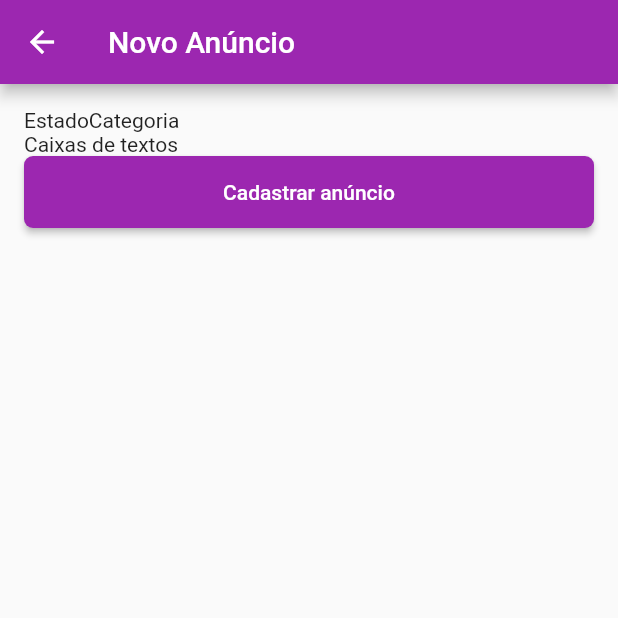
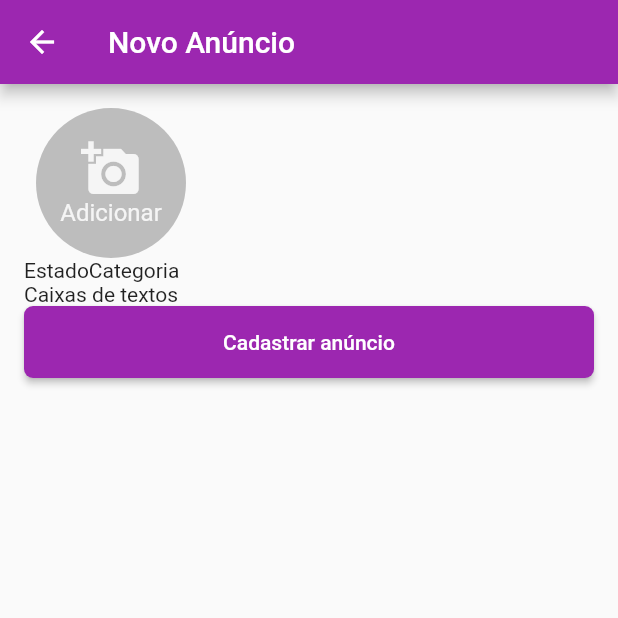
Before and after one commit to SandroRF1973/olx, a Flutter app: the NovoAnuncio screen opened by its route, on a phone screen of 412 x 824 dp, the top half of it. Run offline on Flutter 3.47's test engine with Material 2 defaults, Android fonts, the phone set to English and light mode, and no system bars; our stand-ins replace firebase_auth, firebase_core; accounts and stored records are empty.

Commit message:
Aula - 268

```diff
--- a/lib/views/novo_anuncio.dart
+++ b/lib/views/novo_anuncio.dart
@@ -12,6 +12,8 @@ class NovoAnuncio extends StatefulWidget {
 class _NovoAnuncioState extends State<NovoAnuncio> {
   final List<File> _listaImagens = List.empty();
   final _formKey = GlobalKey<FormState>();
+
+  _selecionarImagemGaleria() {}
 
   @override
   Widget build(BuildContext context) {
@@ -38,8 +40,51 @@ class _NovoAnuncioState extends State<NovoAnuncio> {
                   builder: (state) {
                     return Column(
                       children: [
-                        Container(),
-                        if (state.hasError) Text("[${state.errorText}]"),
+                        SizedBox(
+                          height: 100,
+                          child: ListView.builder(
+                              scrollDirection: Axis.horizontal,
+                              itemCount: _listaImagens.length + 1,
+                              itemBuilder: (context, indice) {
+                                if (indice == _listaImagens.length) {
+                                  return Padding(
+                                    padding: const EdgeInsets.symmetric(
+                                        horizontal: 8),
+                                    child: GestureDetector(
+                                      onTap: () {
+                                        _selecionarImagemGaleria();
+                                      },
+                                      child: CircleAvatar(
+                                        backgroundColor: Colors.grey[400],
+                                        radius: 50,
+                                        child: Column(
+                                            mainAxisAlignment:
+                                                MainAxisAlignment.center,
+                                            children: [
+                                              Icon(
+                                                Icons.add_a_photo,
+                                                size: 40,
+                                                color: Colors.grey[100],
+                                              ),
+                                              Text(
+                                                "Adicionar",
+                                                style: TextStyle(
+                                                    color: Colors.grey[100]),
+                                              ),
+                                            ]),
+                                      ),
+                                    ),
+                                  );
+                                }
+                                return Container();
+                              }),
+                        ),
+                        if (state.hasError)
+                          Text(
+                            "[${state.errorText}]",
+                            style: const TextStyle(
+                                color: Colors.red, fontSize: 14),
+                          ),
                       ],
                     );
                   },
```
Also changed, not shown: pubspec.lock.
